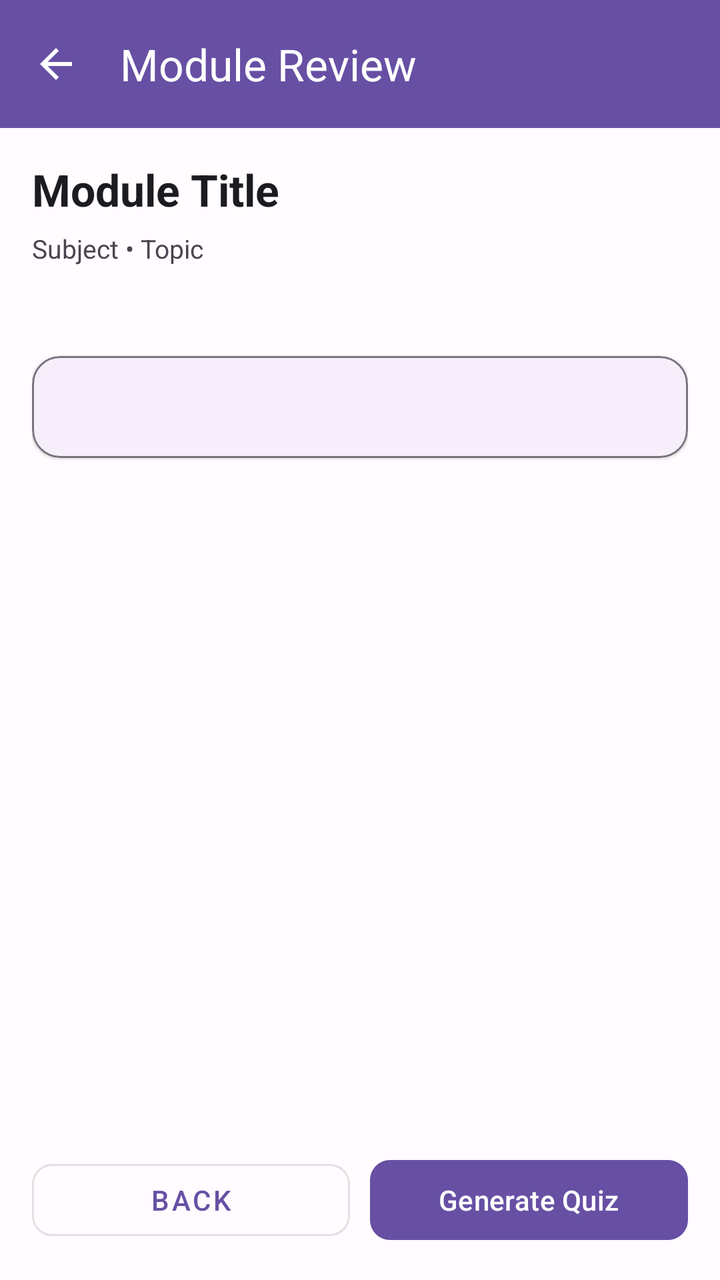
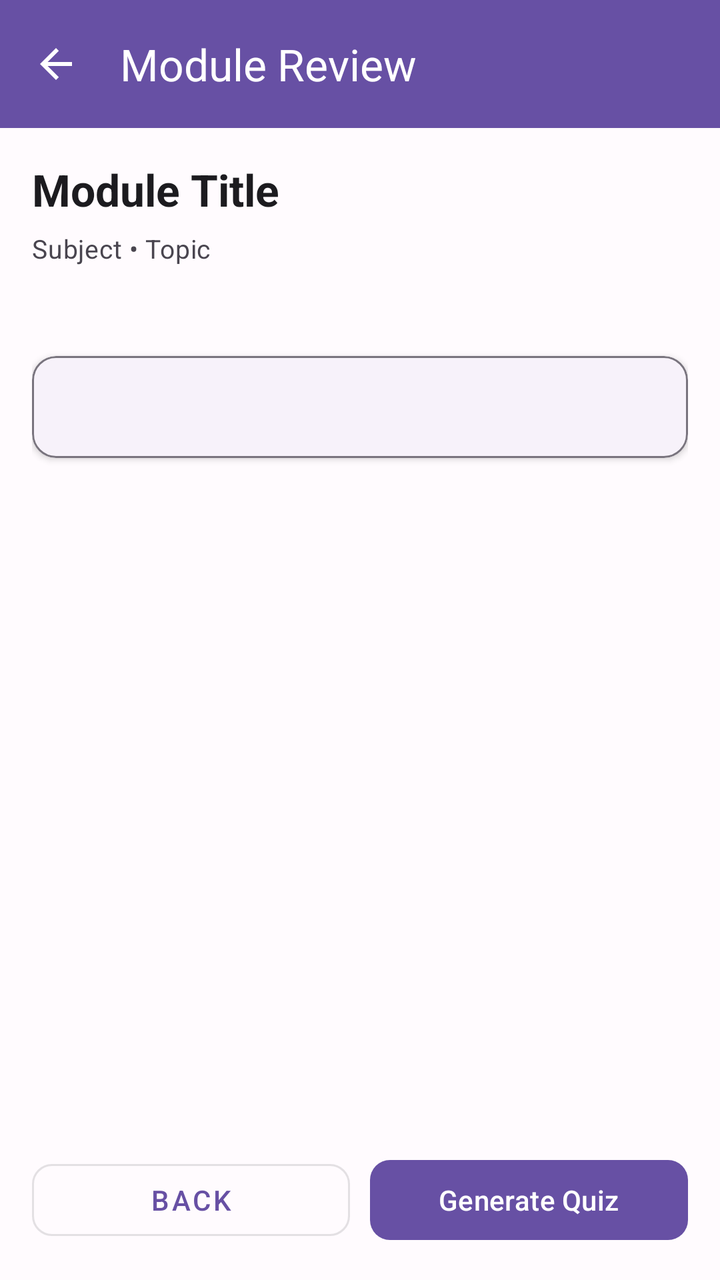

Two renders of the same Android screen: before a commit and after it. Below are the layout's source before the change and the commit's diff.
<!-- AndroidManifest.xml: application theme Theme.StudySyncproject -->
<!-- res/layout/activity_module_detail.xml -->
<?xml version="1.0" encoding="utf-8"?>
<LinearLayout xmlns:android="http://schemas.android.com/apk/res/android"
    xmlns:app="http://schemas.android.com/apk/res-auto"
    android:layout_width="match_parent"
    android:layout_height="match_parent"
    android:background="@color/background"
    android:orientation="vertical">

    <com.google.android.material.appbar.MaterialToolbar
        android:id="@+id/toolbar"
        android:layout_width="match_parent"
        android:layout_height="?attr/actionBarSize"
        android:background="@color/primary"
        app:navigationIcon="@drawable/ic_arrow_back"
        app:navigationIconTint="@color/on_primary"
        app:title="Module Review"
        app:titleTextColor="@color/on_primary" />

    <ScrollView
        android:layout_width="match_parent"
        android:layout_height="0dp"
        android:layout_weight="1"
        android:fillViewport="true"
        android:scrollbars="none">

        <LinearLayout
            android:layout_width="match_parent"
            android:layout_height="wrap_content"
            android:orientation="vertical"
            android:paddingHorizontal="16dp"
            android:paddingTop="16dp"
            android:paddingBottom="20dp">

            <TextView
                android:id="@+id/tv_title"
                android:layout_width="match_parent"
                android:layout_height="wrap_content"
                android:text="Module Title"
                android:textColor="@color/text_primary"
                android:textSize="22sp"
                android:textStyle="bold" />

            <TextView
                android:id="@+id/tv_meta"
                android:layout_width="match_parent"
                android:layout_height="wrap_content"
                android:layout_marginTop="6dp"
                android:text="Subject • Topic"
                android:textColor="@color/text_secondary"
                android:textSize="13sp" />

            <TextView
                android:id="@+id/tv_description"
                android:layout_width="match_parent"
                android:layout_height="wrap_content"
                android:layout_marginTop="12dp"
                android:text=""
                android:textColor="@color/text_primary"
                android:textSize="14sp" />

            <com.google.android.material.card.MaterialCardView
                android:layout_width="match_parent"
                android:layout_height="wrap_content"
                android:layout_marginTop="14dp"
                app:cardCornerRadius="14dp"
                app:cardElevation="1dp"
                app:strokeColor="@color/outline"
                app:strokeWidth="1dp">

                <TextView
                    android:id="@+id/tv_content"
                    android:layout_width="match_parent"
                    android:layout_height="wrap_content"
                    android:lineSpacingExtra="4dp"
                    android:padding="16dp"
                    android:text=""
                    android:textColor="@color/text_primary"
                    android:textSize="14sp" />
            </com.google.android.material.card.MaterialCardView>

        </LinearLayout>
    </ScrollView>

    <LinearLayout
        android:layout_width="match_parent"
        android:layout_height="wrap_content"
        android:orientation="horizontal"
        android:paddingStart="16dp"
        android:paddingTop="10dp"
        android:paddingEnd="16dp"
        android:paddingBottom="16dp">

        <com.google.android.material.button.MaterialButton
            android:id="@+id/btn_back_to_library"
            style="@style/Widget.MaterialComponents.Button.OutlinedButton"
            android:layout_width="0dp"
            android:layout_height="48dp"
            android:layout_weight="1"
            android:text="Back"
            app:cornerRadius="10dp" />

        <com.google.android.material.button.MaterialButton
            android:id="@+id/btn_generate_quiz"
            android:layout_width="0dp"
            android:layout_height="48dp"
            android:layout_weight="1"
            android:layout_marginStart="10dp"
            android:text="Generate Quiz"
            android:textColor="@color/on_primary"
            app:backgroundTint="@color/primary"
            app:cornerRadius="10dp" />

    </LinearLayout>

</LinearLayout>
<!-- resources referenced by this layout -->
<resources>
  <color name="background">#FFFBFE</color>
  <color name="on_primary">#FFFFFF</color>
  <color name="outline">#79747E</color>
  <color name="primary">#6750A4</color>
  <color name="text_primary">#1C1B1F</color>
  <color name="text_secondary">#49454F</color>
  <!-- drawable ic_arrow_back (drawable) -->
  <vector xmlns:android="http://schemas.android.com/apk/res/android"
      android:width="24dp"
      android:height="24dp"
      android:viewportWidth="24"
      android:viewportHeight="24">
      <path
          android:fillColor="@android:color/white"
          android:pathData="M20,11L7.83,11l5.59,-5.59L12,4l-8,8 8,8 1.41,-1.41L7.83,13L20,13z" />
  </vector>
  <style name="Theme.StudySyncproject" parent="Base.Theme.StudySyncproject" />
  <style name="Base.Theme.StudySyncproject" parent="Theme.Material3.DayNight.NoActionBar">
          <item name="colorPrimary">@color/primary</item>
          <item name="colorPrimaryDark">@color/primary_dark</item>
      </style>
  <color name="primary_dark">#4F378B</color>
</resources>

<!-- the commit's change to res/layout/activity_module_detail.xml (unified diff, before → after) -->
@@ -27,26 +27,25 @@
             android:layout_width="match_parent"
             android:layout_height="wrap_content"
             android:orientation="vertical"
-            android:paddingHorizontal="16dp"
-            android:paddingTop="16dp"
-            android:paddingBottom="20dp">
+            android:paddingHorizontal="@dimen/space_lg"
+            android:paddingTop="@dimen/space_lg"
+            android:paddingBottom="@dimen/space_xl">
 
             <TextView
                 android:id="@+id/tv_title"
+                style="@style/TextAppearance.StudySync.Title"
                 android:layout_width="match_parent"
                 android:layout_height="wrap_content"
                 android:text="Module Title"
-                android:textColor="@color/text_primary"
-                android:textSize="22sp"
-                android:textStyle="bold" />
+                android:textSize="22sp" />
 
             <TextView
                 android:id="@+id/tv_meta"
+                style="@style/TextAppearance.StudySync.Subtitle"
                 android:layout_width="match_parent"
                 android:layout_height="wrap_content"
                 android:layout_marginTop="6dp"
                 android:text="Subject • Topic"
-                android:textColor="@color/text_secondary"
                 android:textSize="13sp" />
 
             <TextView
@@ -59,13 +58,11 @@
                 android:textSize="14sp" />
 
             <com.google.android.material.card.MaterialCardView
+                style="@style/Widget.StudySync.Card.Surface"
                 android:layout_width="match_parent"
                 android:layout_height="wrap_content"
                 android:layout_marginTop="14dp"
-                app:cardCornerRadius="14dp"
-                app:cardElevation="1dp"
-                app:strokeColor="@color/outline"
-                app:strokeWidth="1dp">
+                app:cardCornerRadius="@dimen/radius_md">
 
                 <TextView
                     android:id="@+id/tv_content"
@@ -85,14 +82,14 @@
         android:layout_width="match_parent"
         android:layout_height="wrap_content"
         android:orientation="horizontal"
-        android:paddingStart="16dp"
-        android:paddingTop="10dp"
-        android:paddingEnd="16dp"
-        android:paddingBottom="16dp">
+        android:paddingStart="@dimen/space_lg"
+        android:paddingTop="@dimen/space_md"
+        android:paddingEnd="@dimen/space_lg"
+        android:paddingBottom="@dimen/space_lg">
 
         <com.google.android.material.button.MaterialButton
             android:id="@+id/btn_back_to_library"
-            style="@style/Widget.MaterialComponents.Button.OutlinedButton"
+            style="@style/Widget.StudySync.Button.Outlined"
             android:layout_width="0dp"
             android:layout_height="48dp"
             android:layout_weight="1"
@@ -101,6 +98,7 @@
 
         <com.google.android.material.button.MaterialButton
             android:id="@+id/btn_generate_quiz"
+            style="@style/Widget.StudySync.Button.Primary"
             android:layout_width="0dp"
             android:layout_height="48dp"
             android:layout_weight="1"
<!-- resource entries referenced after the edit -->
@@ -5,7 +5,13 @@
   <color name="outline">#79747E</color>
   <color name="primary">#6750A4</color>
   <color name="text_primary">#1C1B1F</color>
+  <dimen name="radius_md">12dp</dimen>
+  <dimen name="space_lg">16dp</dimen>
+  <dimen name="space_md">12dp</dimen>
+  <dimen name="space_xl">20dp</dimen>
   <color name="text_secondary">#49454F</color>
+  <dimen name="button_height">52dp</dimen>
+  <dimen name="radius_lg">16dp</dimen>
   <!-- drawable ic_arrow_back (drawable) -->
   <vector xmlns:android="http://schemas.android.com/apk/res/android"
       android:width="24dp"
@@ -16,11 +22,44 @@
           android:fillColor="@android:color/white"
           android:pathData="M20,11L7.83,11l5.59,-5.59L12,4l-8,8 8,8 1.41,-1.41L7.83,13L20,13z" />
   </vector>
+  <style name="TextAppearance.StudySync.Subtitle" parent="TextAppearance.Material3.BodyMedium">
+          <item name="android:textColor">@color/text_secondary</item>
+      </style>
+  <style name="TextAppearance.StudySync.Title" parent="TextAppearance.Material3.HeadlineSmall">
+          <item name="android:textColor">@color/text_primary</item>
+          <item name="android:textStyle">bold</item>
+      </style>
+  <style name="Widget.StudySync.Button.Outlined" parent="Widget.MaterialComponents.Button.OutlinedButton">
+          <item name="android:layout_height">@dimen/button_height</item>
+          <item name="cornerRadius">@dimen/radius_md</item>
+      </style>
+  <style name="Widget.StudySync.Button.Primary" parent="Widget.Material3.Button">
+          <item name="android:layout_height">@dimen/button_height</item>
+          <item name="cornerRadius">@dimen/radius_md</item>
+          <item name="backgroundTint">@color/primary</item>
+          <item name="android:textColor">@color/on_primary</item>
+      </style>
+  <style name="Widget.StudySync.Card.Surface" parent="Widget.Material3.CardView.Elevated">
+          <item name="cardCornerRadius">@dimen/radius_lg</item>
+          <item name="cardElevation">2dp</item>
+          <item name="strokeColor">@color/outline</item>
+          <item name="strokeWidth">1dp</item>
+      </style>
   <style name="Theme.StudySyncproject" parent="Base.Theme.StudySyncproject" />
   <style name="Base.Theme.StudySyncproject" parent="Theme.Material3.DayNight.NoActionBar">
           <item name="colorPrimary">@color/primary</item>
+          <item name="colorOnPrimary">@color/on_primary</item>
+          <item name="colorSecondary">@color/secondary</item>
+          <item name="colorOnSecondary">@color/on_secondary</item>
+          <item name="colorSurface">@color/surface</item>
+          <item name="android:colorBackground">@color/background</item>
+          <item name="colorError">@color/error</item>
           <item name="colorPrimaryDark">@color/primary_dark</item>
       </style>
+  <color name="secondary">#625B71</color>
+  <color name="on_secondary">#FFFFFF</color>
+  <color name="surface">#FFFBFE</color>
+  <color name="error">#B3261E</color>
   <color name="primary_dark">#4F378B</color>
 </resources>
 
